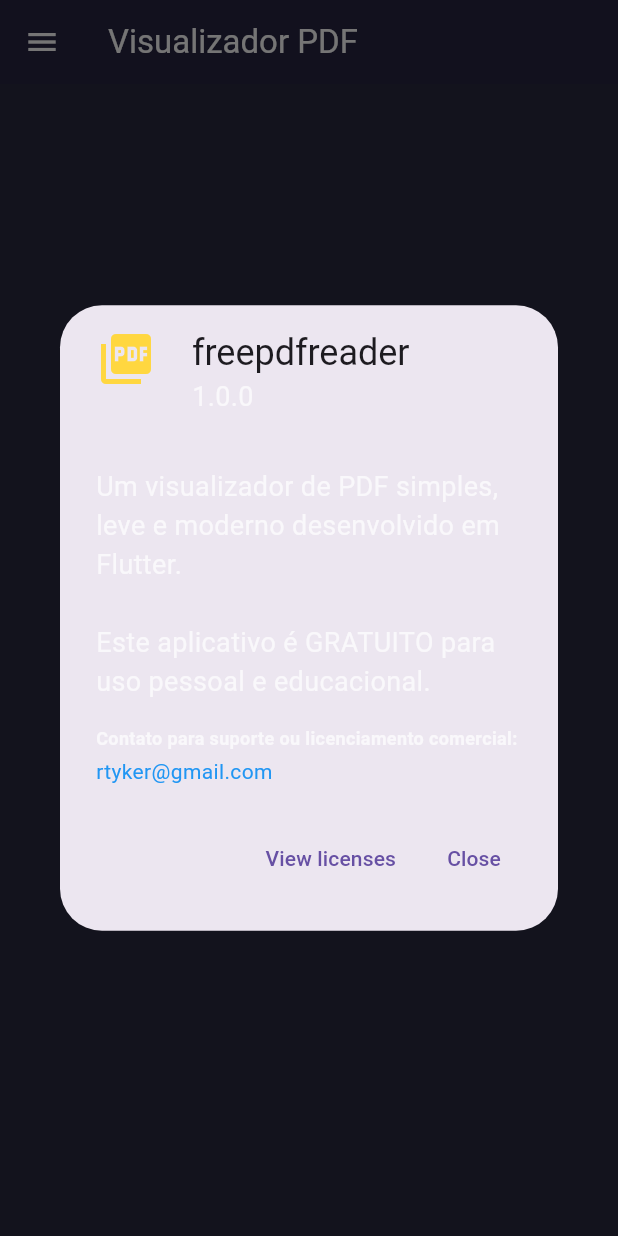
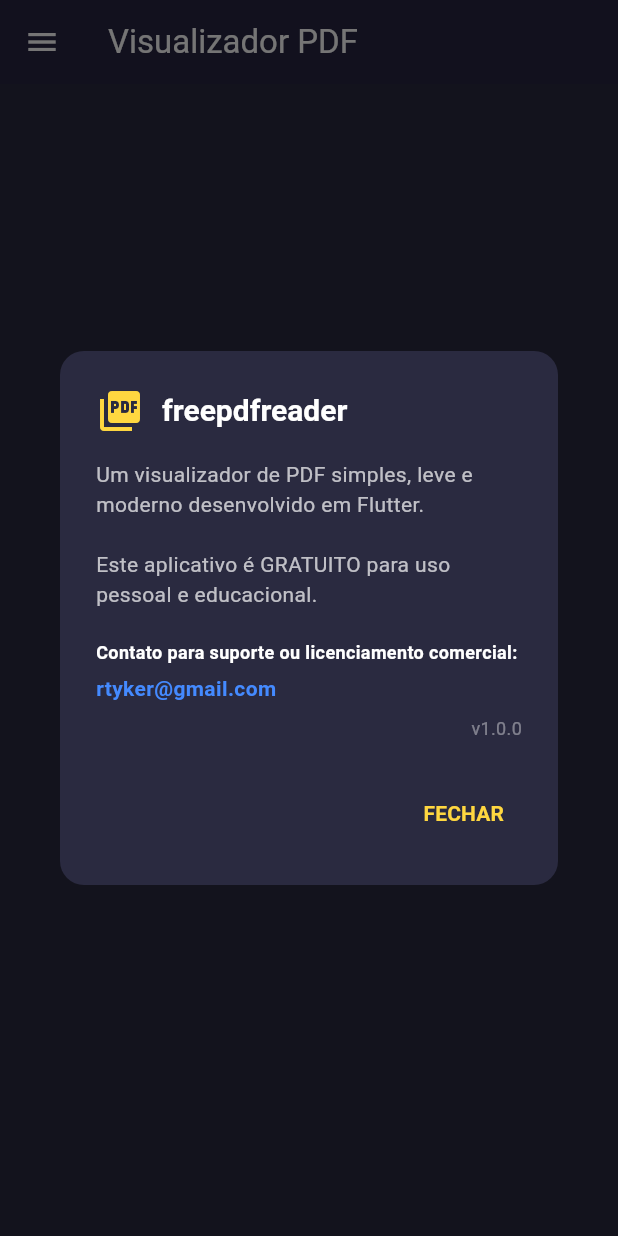
Before and after one commit to rtyker/freepdfreader, a Flutter app: the screen it shows after launch, in the side drawer, after a tap on "SOBRE", on a phone screen of 412 x 824 dp. Run offline on Flutter 3.47's test engine with Material 3 defaults, Android fonts, the phone set to English and light mode, and no system bars; our stand-ins replace share_plus; missing offline and left inert: pdfx, receive_sharing_intent.

Commit message:
feat: replace showAboutDialog with custom dark styled AlertDialog

```diff
--- a/lib/main.dart
+++ b/lib/main.dart
@@ -145,37 +145,86 @@
                   ),
                   onTap: () {
                     Navigator.pop(context);
-                    showAboutDialog(
+                    showDialog(
                       context: context,
-                      applicationName: 'freepdfreader',
-                      applicationVersion: '1.0.0',
-                      applicationIcon: const Icon(
+                      builder: (context) {
+                        return AlertDialog(
+                          backgroundColor: const Color(0xFF2A2A40),
+                          shape: RoundedRectangleBorder(
+                            borderRadius: BorderRadius.circular(16),
+                          ),
+                          title: Row(
+                            children: const [
+                              Icon(
                                 Icons.picture_as_pdf,
                                 color: Colors.amberAccent,
-                        size: 40,
+                                size: 32,
                               ),
+                              SizedBox(width: 12),
+                              Text(
+                                'freepdfreader',
+                                style: TextStyle(
+                                  color: Colors.white,
+                                  fontWeight: FontWeight.bold,
+                                  fontSize: 20,
+                                ),
+                              ),
+                            ],
+                          ),
+                          content: Column(
+                            mainAxisSize: MainAxisSize.min,
+                            crossAxisAlignment: CrossAxisAlignment.start,
                             children: [
                               const Text(
                                 'Um visualizador de PDF simples, leve e moderno desenvolvido em Flutter.\n\n'
                                 'Este aplicativo é GRATUITO para uso pessoal e educacional.',
+                                style: TextStyle(color: Colors.white70, fontSize: 14),
                               ),
-                        const SizedBox(height: 16),
+                              const SizedBox(height: 20),
                               const Text(
                                 'Contato para suporte ou licenciamento comercial:',
                                 style: TextStyle(
+                                  color: Colors.white,
                                   fontSize: 12,
                                   fontWeight: FontWeight.bold,
                                 ),
                               ),
-                        const SizedBox(height: 4),
+                              const SizedBox(height: 6),
                               const SelectableText(
                                 'rtyker@gmail.com',
                                 style: TextStyle(
-                            color: Colors.blue,
+                                  color: Colors.blueAccent,
                                   fontSize: 14,
+                                  fontWeight: FontWeight.w600,
+                                ),
+                              ),
+                              const SizedBox(height: 8),
+                              Align(
+                                alignment: Alignment.centerRight,
+                                child: Text(
+                                  'v1.0.0',
+                                  style: TextStyle(
+                                    color: Colors.white.withValues(alpha: 0.4),
+                                    fontSize: 12,
+                                  ),
                                 ),
                               ),
                             ],
+                          ),
+                          actions: [
+                            TextButton(
+                              onPressed: () => Navigator.pop(context),
+                              child: const Text(
+                                'FECHAR',
+                                style: TextStyle(
+                                  color: Colors.amberAccent,
+                                  fontWeight: FontWeight.bold,
+                                ),
+                              ),
+                            ),
+                          ],
+                        );
+                      },
                     );
                   },
                 ),
```
Lines whose indentation alone changed are shown as unchanged.
